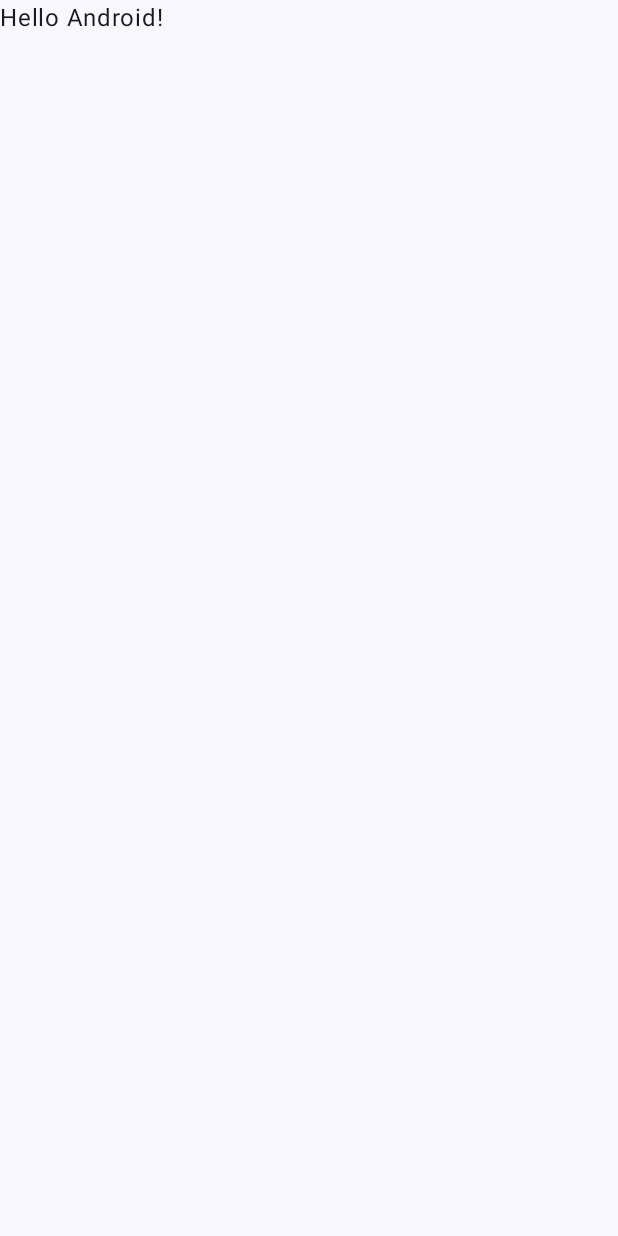
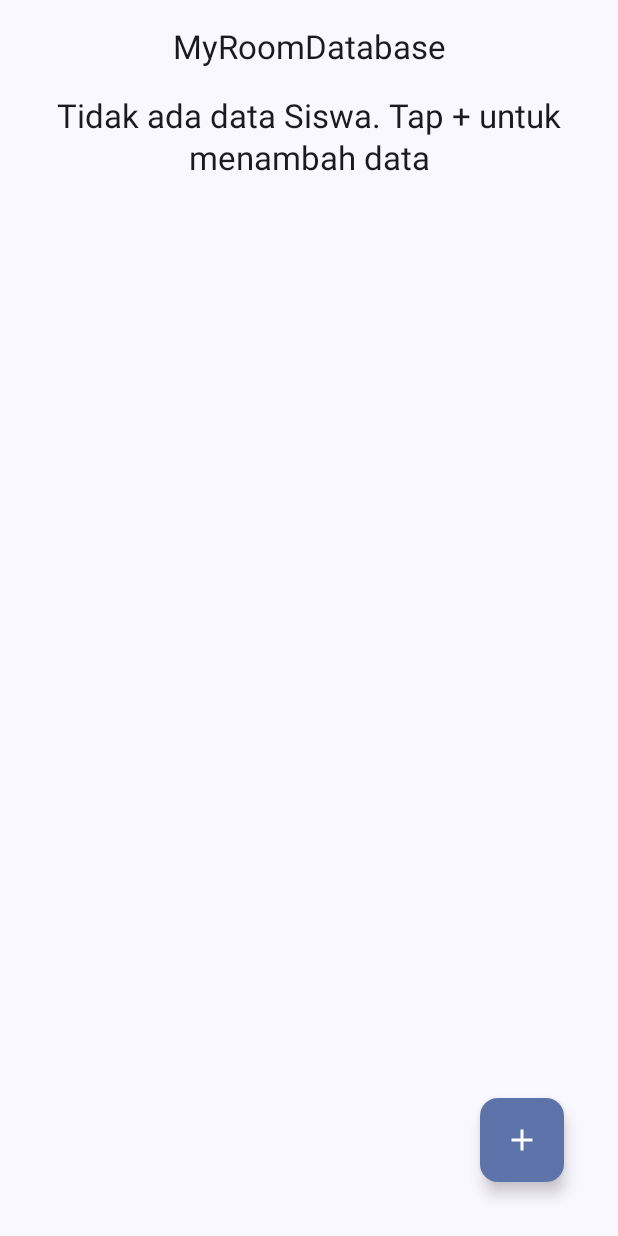
Before and after one commit to Fannandya/0033_RoomDatabase, an Android app built with Jetpack Compose: the screen it shows after launch (MainActivity), on a phone screen of 412 x 824 dp. Before the commit the screen is almost empty. Run offline under Robolectric (Android 15) with nearby library versions, the phone set to English and light mode, and no system bars; our stand-ins replace Room's generated code.

Commit message:
memperbarui main activity

```diff
--- a/app/src/main/AndroidManifest.xml
+++ b/app/src/main/AndroidManifest.xml
@@ -4,6 +4,7 @@
 
     <application
         android:allowBackup="true"
+        android:name=".AplikasiSiswa"
         android:dataExtractionRules="@xml/data_extraction_rules"
         android:fullBackupContent="@xml/backup_rules"
         android:icon="@mipmap/ic_launcher"
--- a/app/src/main/java/com/mamay/myroomdatabase/MainActivity.kt
+++ b/app/src/main/java/com/mamay/myroomdatabase/MainActivity.kt
@@ -5,43 +5,25 @@ import androidx.activity.ComponentActivity
 import androidx.activity.compose.setContent
 import androidx.activity.enableEdgeToEdge
 import androidx.compose.foundation.layout.fillMaxSize
-import androidx.compose.foundation.layout.padding
-import androidx.compose.material3.Scaffold
-import androidx.compose.material3.Text
-import androidx.compose.runtime.Composable
+import androidx.compose.material3.MaterialTheme
+import androidx.compose.material3.Surface
 import androidx.compose.ui.Modifier
-import androidx.compose.ui.tooling.preview.Preview
 import com.mamay.myroomdatabase.ui.theme.MyRoomDatabaseTheme
+import com.mamay.myroomdatabase.uicontroller.SiswaApp
 
 class MainActivity : ComponentActivity() {
     override fun onCreate(savedInstanceState: Bundle?) {
         super.onCreate(savedInstanceState)
-        enableEdgeToEdge()
+        enableEdgeToEdge() // Konten dapat memanfaatkan area belakang system bars.
         setContent {
             MyRoomDatabaseTheme {
-                Scaffold(modifier = Modifier.fillMaxSize()) { innerPadding ->
-                    Greeting(
-                        name = "Android",
-                        modifier = Modifier.padding(innerPadding)
-                    )
+                Surface(
+                    modifier = Modifier.fillMaxSize(),
+                    color = MaterialTheme.colorScheme.background
+                ) {
+                    SiswaApp() // Mengaktifkan navigation host sebagai konten aplikasi.
                 }
             }
         }
     }
 }
-
-@Composable
-fun Greeting(name: String, modifier: Modifier = Modifier) {
-    Text(
-        text = "Hello $name!",
-        modifier = modifier
-    )
-}
-
-@Preview(showBackground = true)
-@Composable
-fun GreetingPreview() {
-    MyRoomDatabaseTheme {
-        Greeting("Android")
-    }
-}
```
